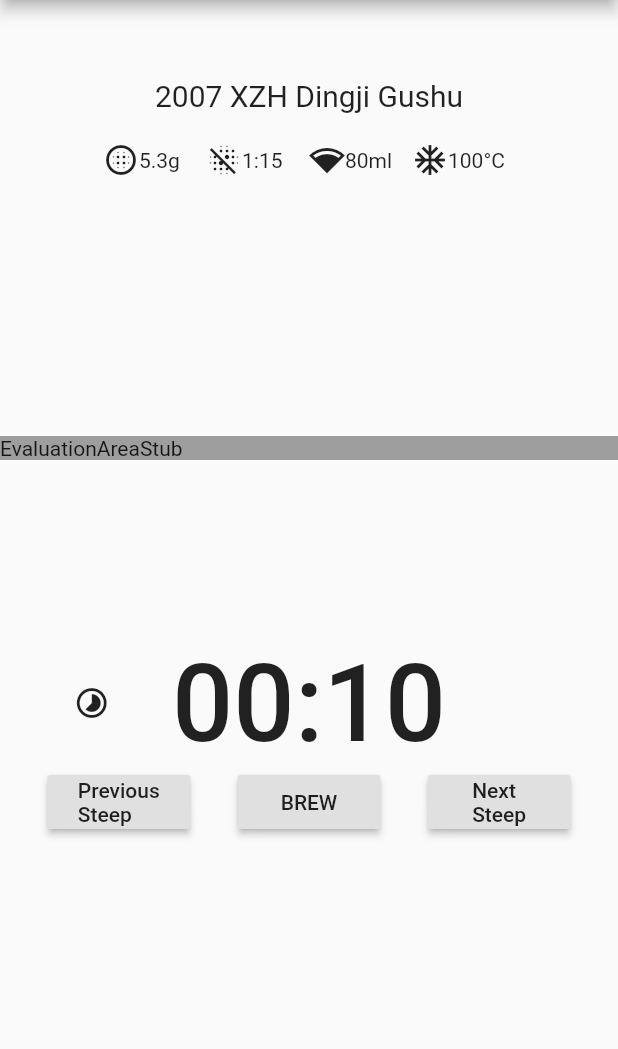
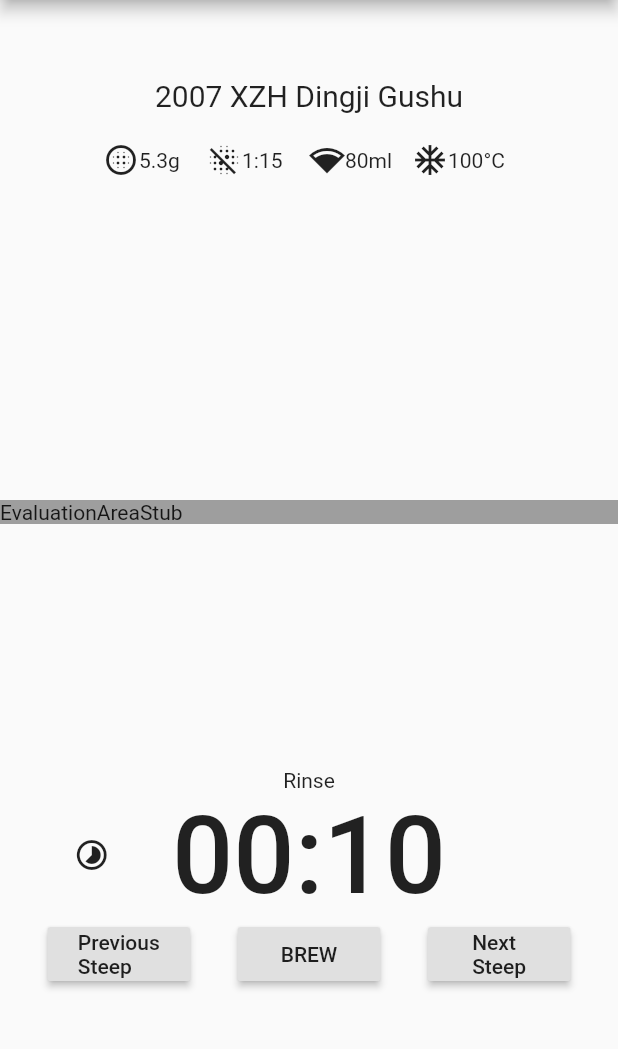
Before and after one commit to AJExtravaganza/firstapp, a Flutter app: the screen it shows after launch, on a phone screen of 412 x 824 dp, the part 84-1133 px from its top. Run offline on Flutter 3.47's test engine with Material 2 defaults, Android fonts, the phone set to English and light mode, and no system bars; our stand-ins replace charts_flutter; Roboto replaces fonts that are missing (RobotoMono).

Commit message:
Added steep counter row, minor tweaks

```diff
--- a/lib/teasessions/steep_timer.dart
+++ b/lib/teasessions/steep_timer.dart
@@ -9,18 +9,19 @@ class SteepTimer extends StatefulWidget {
 
 class _SteepTimer extends State<SteepTimer> {
   Duration timerDuration;
-  int _currentSteep = 0;
+  int _currentSteep;
 
   @override
   void initState() {
     super.initState();
+    _currentSteep = 0;
     timerDuration = Duration(seconds: 10);
   }
 
   @override
   Widget build(BuildContext context) {
     return Column(
-      children: <Widget>[TimerDisplay(), SteepTimerControls()],
+      children: <Widget>[SteepCountRow(), TimerDisplay(), SteepTimerControls()],
     );
   }
 
@@ -34,7 +35,7 @@ class _SteepTimer extends State<SteepTimer> {
   }
 
   incrementSteep() {
-    int newCurrentSteep = max(1, _currentSteep - 1);
+    int newCurrentSteep = min(10, _currentSteep + 1);
     setState(() {
       _currentSteep = newCurrentSteep;
     });
@@ -42,6 +43,34 @@ class _SteepTimer extends State<SteepTimer> {
 
   startBrewTimer() {
     // todo: Implement
+  }
+}
+
+class SteepCountRow extends StatelessWidget {
+  String getCurrentSteepText(BuildContext context) {
+    _SteepTimer parentTimerState =
+        context.findAncestorStateOfType<_SteepTimer>();
+
+    if (parentTimerState.getCurrentSteep() == 0) {
+      return 'Rinse';
+    } else {
+      return 'Steep ${parentTimerState.getCurrentSteep()}';
+    }
+  }
+
+  @override
+  Widget build(BuildContext context) {
+    return Row(
+      children: <Widget>[
+        Expanded(
+          flex: 10,
+          child: Text(
+            getCurrentSteepText(context),
+            textAlign: TextAlign.center,
+          ),
+        )
+      ],
+    );
   }
 }
 
--- a/lib/teasessions/teasessions.dart
+++ b/lib/teasessions/teasessions.dart
@@ -33,7 +33,7 @@ class _SessionsView extends State<SessionsView> {
             child: BrewProfileInfo(),
           ),
           Expanded(
-            flex: 3,
+            flex: 4,
             child: Row(
               children: <Widget>[
                 Expanded(
@@ -44,7 +44,7 @@ class _SessionsView extends State<SessionsView> {
             ),
           ),
           Expanded(
-            flex: 4,
+            flex: 3,
             child: SteepTimer(),
           )
         ]);
```
